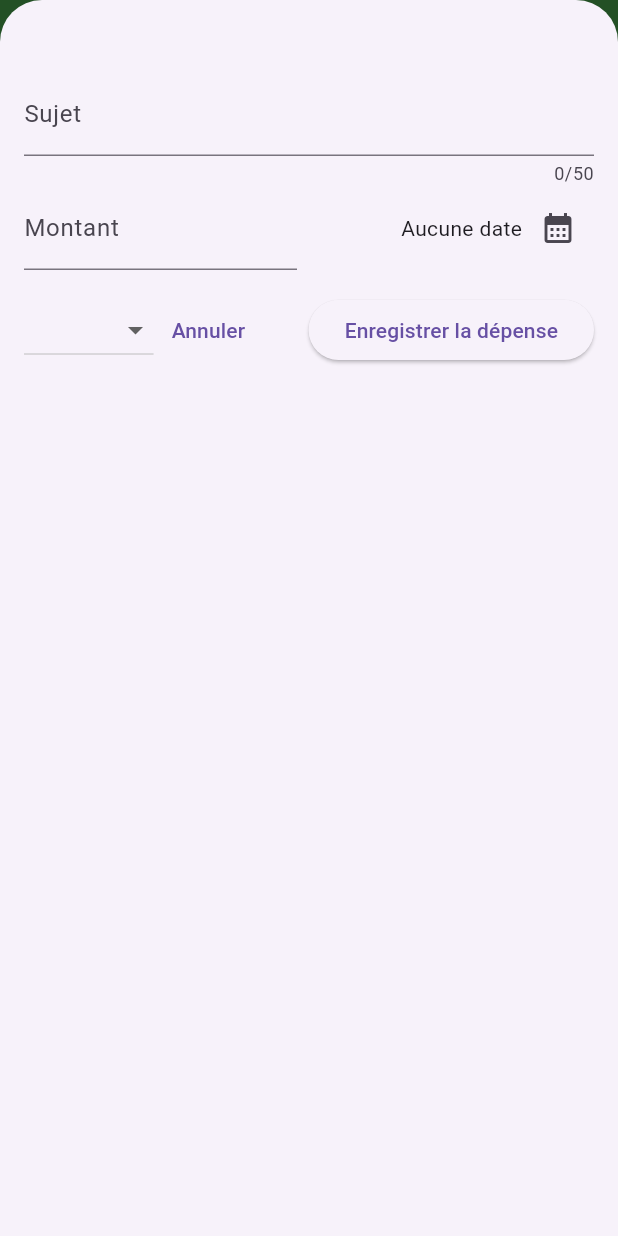
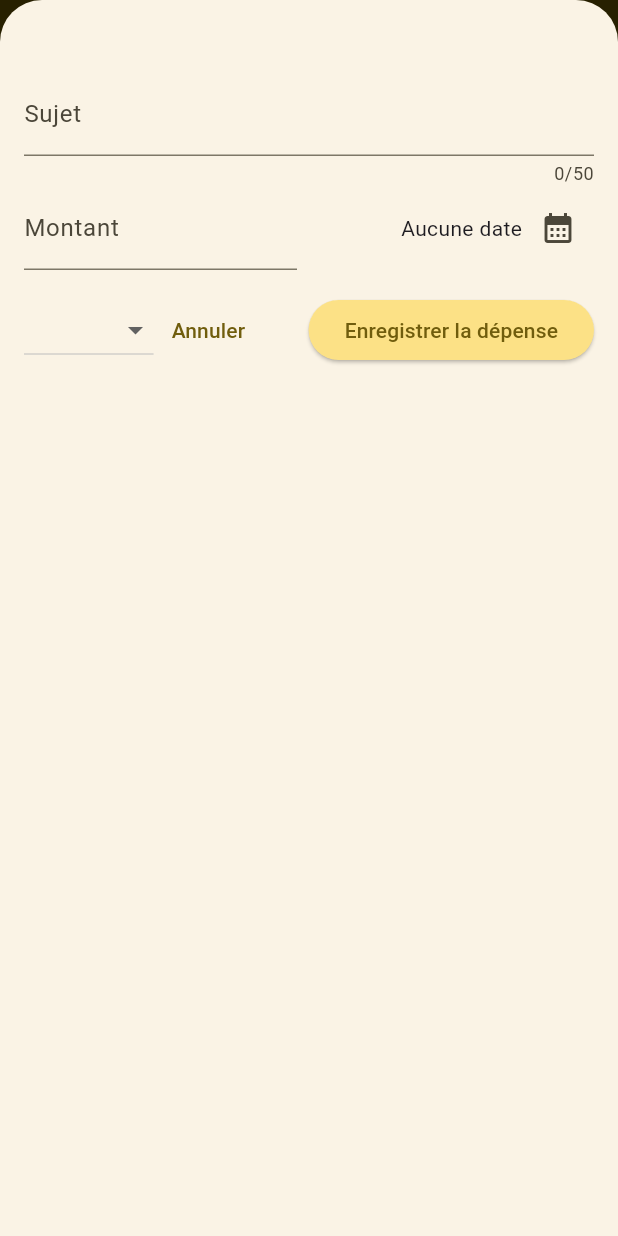
Before and after one commit to Fenysk/3_flutter_expenses_app, a Flutter app: the screen it shows after launch, after a tap on the "add" icon, on a phone screen of 412 x 824 dp. Run offline on Flutter 3.47's test engine with Material 3 defaults, Android fonts, the phone set to English and light mode, and no system bars.

Commit message:
🍻 Theming the wrong way

```diff
--- a/lib/expenses.dart
+++ b/lib/expenses.dart
@@ -75,7 +75,6 @@ class _ExpensesState extends State<Expenses> {
     return Scaffold(
       appBar: AppBar(
         title: const Text('My Expense Tracker'),
-        backgroundColor: Colors.green,
         actions: [
           IconButton(
             onPressed: _openAddExpenseOverlay,
@@ -85,9 +84,15 @@ class _ExpensesState extends State<Expenses> {
       ),
       body: Column(
         children: [
-          const Text('Chart'),
-          const Text('Expenses list'),
-          Expanded(child: mainContent)
+          Container(
+            width: double.infinity,
+            height: 100,
+            padding: const EdgeInsets.all(16),
+            child: const Placeholder(
+              child: Text('Chart'),
+            ),
+          ),
+          Expanded(child: mainContent),
         ],
       ),
     );
--- a/lib/main.dart
+++ b/lib/main.dart
@@ -1,10 +1,66 @@
 import 'package:flutter/material.dart';
 import 'package:expenses_app/expenses.dart';
 
+Color mainColor = const Color.fromARGB(255, 214, 179, 21);
+
+var kColorScheme = ColorScheme.fromSeed(
+  seedColor: mainColor,
+  brightness: Brightness.light,
+);
+
+var kDarkColorScheme = ColorScheme.fromSeed(
+  seedColor: mainColor,
+  brightness: Brightness.dark,
+);
+
 void main() {
   runApp(
-    const MaterialApp(
-      home: Expenses(),
+    MaterialApp(
+      theme: ThemeData().copyWith(
+        colorScheme: kColorScheme,
+        appBarTheme: const AppBarTheme().copyWith(
+          backgroundColor: kColorScheme.onPrimaryContainer,
+          foregroundColor: kColorScheme.primaryContainer,
+        ),
+        cardTheme: const CardTheme().copyWith(
+          color: kColorScheme.secondary,
+          margin: const EdgeInsets.symmetric(vertical: 4),
+        ),
+        elevatedButtonTheme: ElevatedButtonThemeData(
+          style: ElevatedButton.styleFrom(
+            backgroundColor: kColorScheme.primaryContainer,
+          ),
+        ),
+        textTheme: ThemeData().textTheme.copyWith(
+              titleLarge: TextStyle(
+                fontWeight: FontWeight.normal,
+                color: kColorScheme.onSecondaryContainer,
+                fontSize: 16,
+              ),
+            ),
+      ),
+      darkTheme: ThemeData.dark().copyWith(
+        colorScheme: kDarkColorScheme,
+        appBarTheme: const AppBarTheme().copyWith(
+          backgroundColor: kDarkColorScheme.onPrimaryContainer,
+          foregroundColor: kDarkColorScheme.primaryContainer,
+        ),
+        cardTheme: const CardTheme().copyWith(
+          color: kDarkColorScheme.secondary,
+        ),
+        elevatedButtonTheme: ElevatedButtonThemeData(
+          style: ElevatedButton.styleFrom(
+            backgroundColor: kDarkColorScheme.primaryContainer,
+          ),
+        ),
+        textTheme: ThemeData().textTheme.copyWith(
+              titleLarge: TextStyle(
+                color: kDarkColorScheme.onSecondaryContainer,
+              ),
+            ),
+      ),
+      themeMode: ThemeMode.system,
+      home: const Expenses(),
     ),
   );
 }
--- a/lib/widgets/expenses/expense_item.dart
+++ b/lib/widgets/expenses/expense_item.dart
@@ -12,12 +12,11 @@ class ExpenseItem extends StatelessWidget {
       child: Padding(
         padding: const EdgeInsets.symmetric(vertical: 16, horizontal: 20),
         child: Column(
+          crossAxisAlignment: CrossAxisAlignment.start,
           children: [
             Text(
               expense.title,
-              style: const TextStyle(
-                fontWeight: FontWeight.bold,
-              ),
+              style: Theme.of(context).textTheme.titleMedium,
             ),
             const SizedBox(height: 8),
             Row(
--- a/lib/widgets/expenses/expenses_list.dart
+++ b/lib/widgets/expenses/expenses_list.dart
@@ -13,9 +13,14 @@ class ExpensesList extends StatelessWidget {
   @override
   Widget build(BuildContext context) {
     return ListView.builder(
+      padding: const EdgeInsets.symmetric(horizontal: 16),
       itemCount: expenses.length,
       itemBuilder: ((context, index) => Dismissible(
             key: ValueKey(expenses[index]),
+            background: Container(
+              color: Theme.of(context).colorScheme.error.withOpacity(0.8),
+              margin: Theme.of(context).cardTheme.margin,
+            ),
             child: ExpenseItem(expenses[index]),
             onDismissed: (direction) => onRemoveExpense(expenses[index]),
           )),
```
